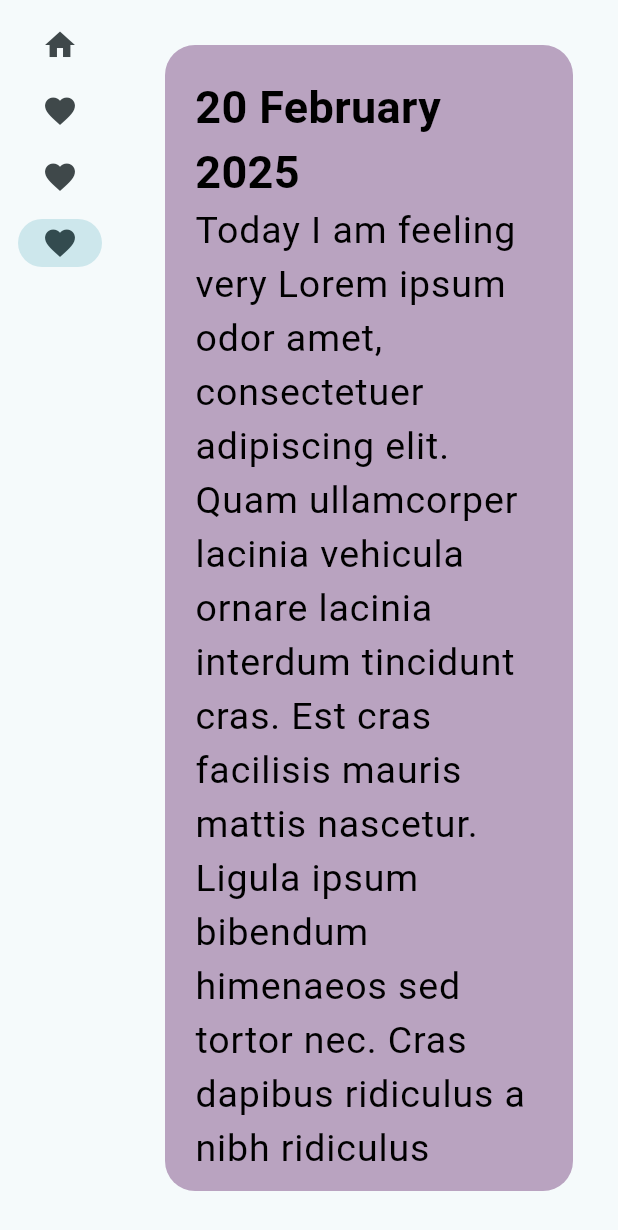
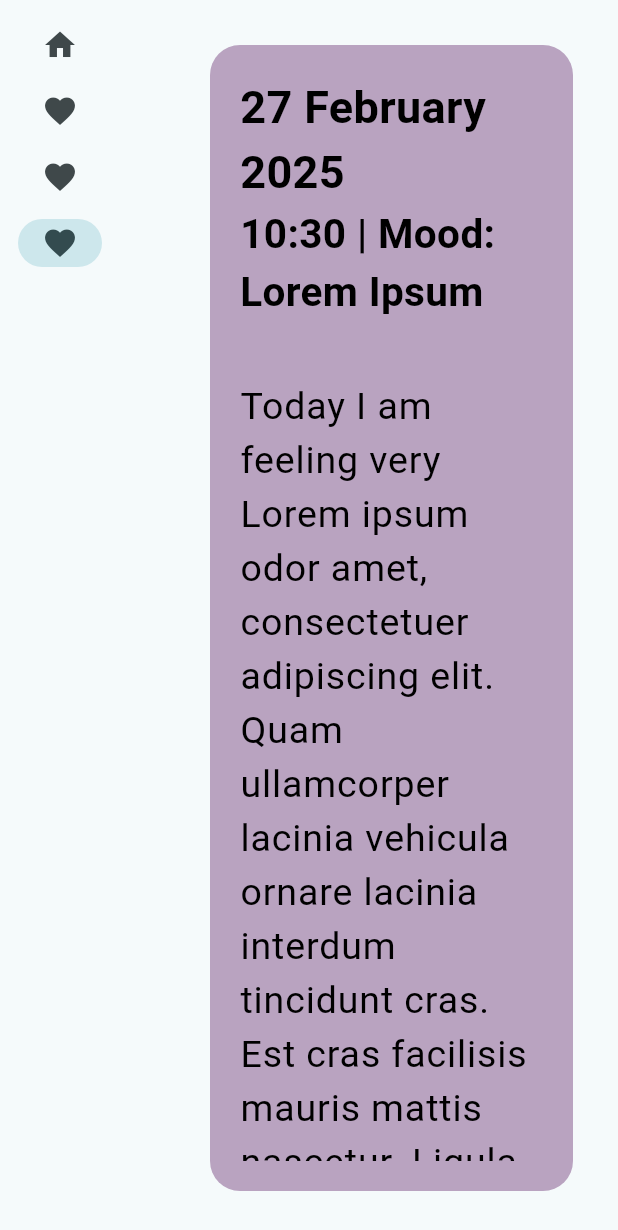
Before and after one commit to Hamster-Cult/Whisker-Garden, a Flutter app: the screen it shows after launch, after a tap on "Landing", after a tap on "Garden", after a tap on "Today", on a phone screen of 412 x 824 dp. Shown: the top 1230 px of the screen. Run offline on Flutter 3.47's test engine with Material 3 defaults, Android fonts, the phone set to English and light mode, and no system bars.

Commit message:
completed base mood entry page

```diff
--- a/lib/main.dart
+++ b/lib/main.dart
@@ -1,4 +1,5 @@
 import 'package:flutter/material.dart';
+import 'package:intl/intl.dart'; // FOR DATE AND TIME
 
 void main() {
   runApp(const MainApp());
@@ -40,7 +41,8 @@ class _HomePageState extends State<HomePage> {
     Widget page;
 
     switch (selectedIndex) {
-      // figure out how to make the title page a title page. it shouldn't be accessible through the navigation menu just there for now.
+      // figure out how to make the title page a title page. it shouldn't be accessible through the
+      // navigation menu just there for now.
       case 0:
         page = TitlePage();
         break;
@@ -131,14 +133,34 @@ class MoodLoggingPage extends StatelessWidget {
   @override
   Widget build(BuildContext context) {
     // return Text('You are on the mood logging page!');
+    return MoodEntry(
+      entry:
+          "Today I am feeling very Lorem ipsum odor amet, consectetuer adipiscing elit. Quam ullamcorper lacinia vehicula ornare lacinia interdum tincidunt cras. Est cras facilisis mauris mattis nascetur. Ligula ipsum bibendum himenaeos sed tortor nec. Cras dapibus ridiculus a nibh ridiculus interdum condimentum cursus. Interdum odio sapien vitae, mattis cursus finibus adipiscing massa. Parturient ac proin magna consequat adipiscing adipiscing fusce.\n\nLigula sem habitasse blandit lacinia eleifend sapien libero dolor cubilia. Cras ad cubilia est at fusce vivamus. Volutpat risus tortor duis enim lacinia per aliquam. Justo eleifend id neque purus; dapibus mus vestibulum et dis. Hac dui sollicitudin; luctus vel finibus rutrum nostra. Tristique dui tristique dapibus commodo turpis dolor placerat etiam. Vestibulum cursus urna facilisis interdum fringilla. Scelerisque egestas pellentesque ipsum nulla sem sapien orci torquent mauris.\n\nMalesuada neque taciti tempus maximus ex duis. Sociosqu fringilla porta mattis mattis in class. Ridiculus dui montes tortor porta sollicitudin. Ad dui odio ultrices elit suscipit. Torquent lacus penatibus eros vel nulla pretium inceptos accumsan cursus. Ex egestas netus ridiculus auctor ligula non aptent. Maximus risus vitae fringilla rhoncus nullam varius. Hendrerit inceptos pretium dis; neque mi consequat. Eleifend maximus quisque aptent urna sagittis tortor. Ornare lacus mi lobortis faucibus, faucibus quis elit faucibus.",
+      mood: "Lorem Ipsum",
+    );
+  }
+}
+
+// Mood Entry is mostly done.
+// - Figure out how to format with paragraph breaks
+class MoodEntry extends StatelessWidget {
+  final today = DateTime.now();
+  final DateFormat date = DateFormat('dd MMMM yyy');
+  final DateFormat time = DateFormat('H:m');
+
+  final String entry;
+  final String mood;
+  MoodEntry({Key? key, required this.entry, required this.mood}) : super(key: key);
+  @override
+  Widget build(BuildContext context) {
     return Scaffold(
       body: Center(
         child: Container(
-          // entry spacing
-          margin: const EdgeInsets.all(30),
+          // entry space around the page
+          margin: const EdgeInsets.only(top: 30, bottom: 30, right: 30, left: 60),
           padding: const EdgeInsets.all(20),
           decoration: const BoxDecoration(
-            // styling
+            // background styling
             color: Color.fromARGB(255, 185, 163, 192),
             borderRadius: BorderRadius.all(Radius.circular(20)),
           ),
@@ -147,13 +169,17 @@ class MoodLoggingPage extends StatelessWidget {
             alignment: Alignment.topLeft,
             child: ListView(
               children: [
-                const Text(
-                  '20 February 2025',
+                Text(
+                  date.format(today),
                   style: TextStyle(fontWeight: FontWeight.bold, fontSize: 30, color: Colors.black),
                   textAlign: TextAlign.left,
                 ),
                 Text(
-                  "Today I am feeling very Lorem ipsum odor amet, consectetuer adipiscing elit. Quam ullamcorper lacinia vehicula ornare lacinia interdum tincidunt cras. Est cras facilisis mauris mattis nascetur. Ligula ipsum bibendum himenaeos sed tortor nec. Cras dapibus ridiculus a nibh ridiculus interdum condimentum cursus. Interdum odio sapien vitae, mattis cursus finibus adipiscing massa. Parturient ac proin magna consequat adipiscing adipiscing fusce.\n\nLigula sem habitasse blandit lacinia eleifend sapien libero dolor cubilia. Cras ad cubilia est at fusce vivamus. Volutpat risus tortor duis enim lacinia per aliquam. Justo eleifend id neque purus; dapibus mus vestibulum et dis. Hac dui sollicitudin; luctus vel finibus rutrum nostra. Tristique dui tristique dapibus commodo turpis dolor placerat etiam. Vestibulum cursus urna facilisis interdum fringilla. Scelerisque egestas pellentesque ipsum nulla sem sapien orci torquent mauris.\n\nMalesuada neque taciti tempus maximus ex duis. Sociosqu fringilla porta mattis mattis in class. Ridiculus dui montes tortor porta sollicitudin. Ad dui odio ultrices elit suscipit. Torquent lacus penatibus eros vel nulla pretium inceptos accumsan cursus. Ex egestas netus ridiculus auctor ligula non aptent. Maximus risus vitae fringilla rhoncus nullam varius. Hendrerit inceptos pretium dis; neque mi consequat. Eleifend maximus quisque aptent urna sagittis tortor. Ornare lacus mi lobortis faucibus, faucibus quis elit faucibus.",
+                  "${time.format(today)} | Mood: $mood \n",
+                  style: TextStyle(fontWeight: FontWeight.bold, fontSize: 27, color: Colors.black),
+                ),
+                Text(
+                  entry,
                   style: TextStyle(fontSize: 25, color: Colors.black, letterSpacing: .6),
                   textAlign: TextAlign.left,
                 ),
@@ -165,15 +191,3 @@ class MoodLoggingPage extends StatelessWidget {
     );
   }
 }
-
-// Date and Entry are currently hard coded, this is used to modularise the code for maintainabillity, will be implemented after figuring out the general layout
-class MoodEntry extends StatelessWidget {
-  // const MoodEntry({super.key, required this.date, this.entry}) : super(key: key);
-  final DateTime date;
-  final String entry;
-  const MoodEntry({Key? key, required this.date, required this.entry}) : super(key: key);
-  @override
-  Widget build(BuildContext context) {
-    return const Placeholder();
-  }
-}
```
